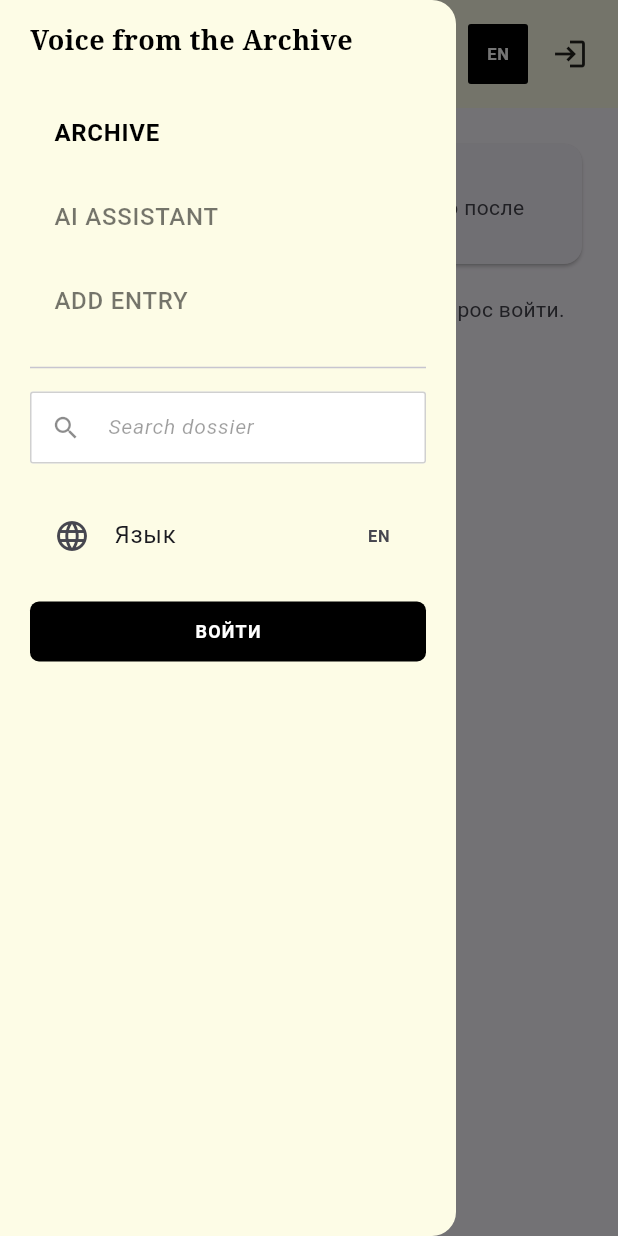
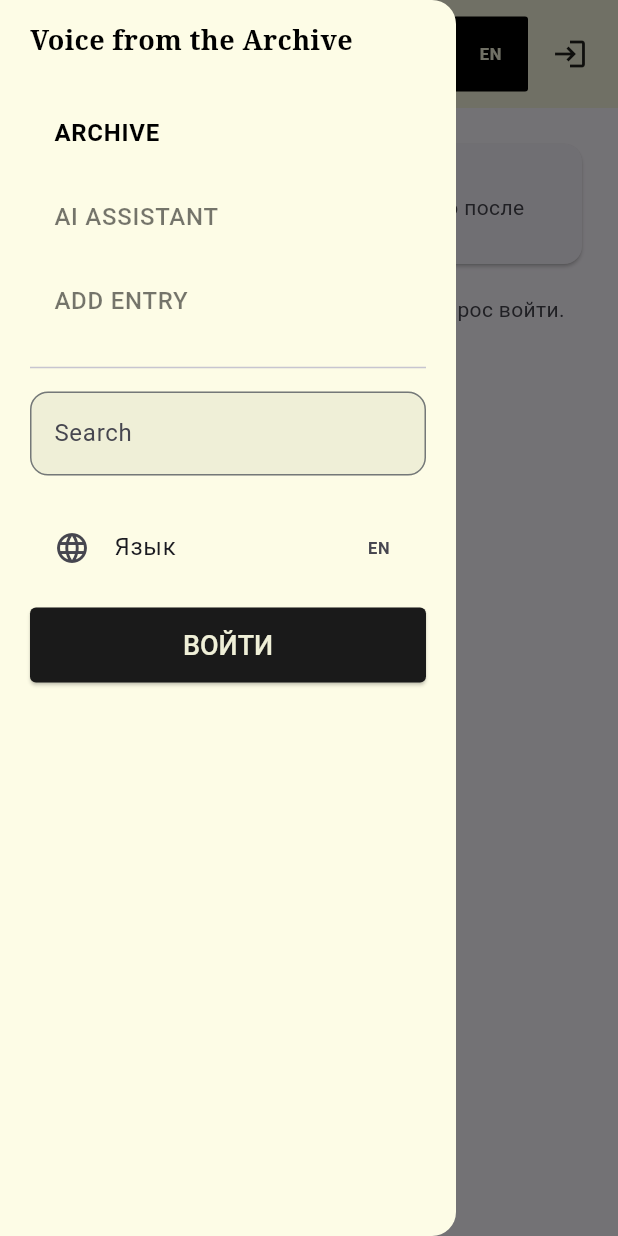
Before and after one commit to VainAmigo/hackathon-project-2016, a Flutter app: the screen it shows after launch, with the side drawer open, on a phone screen of 412 x 824 dp. Run offline on Flutter 3.47's test engine with Material 3 defaults, Android fonts, the phone set to English and light mode, and no system bars; our stand-ins replace dio, equatable, flutter_secure_storage, fpdart, get_it, logger; accounts and stored records are empty.

Commit message:
Add new UI components: PrimaryButton and CustomTextFormField; update home page and app bar to use new components

```diff
--- /dev/null
+++ b/lib/components/buttons/primary_button.dart
@@ -0,0 +1,51 @@
+import 'package:flutter/material.dart';
+import 'package:project_temp/core/core.dart';
+
+class PrimaryButton extends StatelessWidget {
+  const PrimaryButton({
+    required this.text,
+    this.onPressed,
+    super.key,
+    this.backgroundColor,
+    this.foregroundColor,
+    this.child,
+  });
+
+  final String text;
+  final void Function()? onPressed;
+  final Color? backgroundColor;
+  final Color? foregroundColor;
+  final Widget? child;
+
+  @override
+  Widget build(BuildContext context) {
+    return ElevatedButton(
+      style: ElevatedButton.styleFrom(
+        fixedSize: Size(MediaQuery.of(context).size.width, 50),
+        shape: RoundedRectangleBorder(borderRadius: BorderRadius.circular(4)),
+        foregroundColor: foregroundColor ?? AppThemes.surfaceColor,
+        textStyle: const TextStyle(fontSize: 18, fontWeight: FontWeight.w500),
+        backgroundColor: backgroundColor ?? AppThemes.textColorPrimary,
+        disabledBackgroundColor: AppThemes.textColorPrimary.withValues(
+          alpha: 0.3,
+        ),
+        disabledForegroundColor: Colors.white,
+      ),
+      onPressed: onPressed,
+      child: child ?? Text(text),
+    );
+  }
+}
+
+class CenteredProgressingButton extends StatelessWidget {
+  const CenteredProgressingButton(this.color, {super.key});
+
+  final Color? color;
+
+  @override
+  Widget build(BuildContext context) {
+    return Center(
+      child: CircularProgressIndicator(color: color ?? AppThemes.surfaceColor),
+    );
+  }
+}
--- /dev/null
+++ b/lib/components/components.dart
@@ -0,0 +1,2 @@
+export 'buttons/primary_button.dart';
+export 'form/custom_text_form_field.dart';
--- /dev/null
+++ b/lib/components/form/custom_text_form_field.dart
@@ -0,0 +1,86 @@
+import 'package:flutter/material.dart';
+import 'package:flutter/services.dart';
+import 'package:project_temp/core/core.dart';
+
+class CustomTextFormField extends StatelessWidget {
+  const CustomTextFormField({
+    this.readOnly = false,
+    this.autofocus = false,
+    this.onTap,
+    this.controller,
+    this.hintText,
+    this.label,
+    this.shadowColor,
+    this.elevation,
+    this.maxLines,
+    this.suffixIcon,
+    this.keyboardType,
+    this.suffixText,
+    this.onChanged,
+    this.validator,
+    this.prefixIcon,
+    this.prefixText,
+    this.inputFormatters,
+    this.prefix,
+    this.obscureText,
+    super.key,
+  });
+
+  final void Function()? onTap;
+  final void Function(String)? onChanged;
+  final TextEditingController? controller;
+  final String? hintText;
+  final String? label;
+  final Color? shadowColor;
+  final double? elevation;
+  final int? maxLines;
+  final Widget? suffixIcon;
+  final bool readOnly;
+  final Widget? prefixIcon;
+  final TextInputType? keyboardType;
+  final String? suffixText;
+  final String? Function(String?)? validator;
+  final bool autofocus;
+  final Widget? prefix;
+  final String? prefixText;
+  final List<TextInputFormatter>? inputFormatters;
+  final bool? obscureText;
+
+  @override
+  Widget build(BuildContext context) {
+    return Padding(
+      padding: EdgeInsets.only(top: label != null ? 16 : 0),
+      child: TextFormField(
+        validator: validator,
+        onTap: onTap,
+        onChanged: onChanged,
+        controller: controller,
+        maxLines: maxLines,
+        readOnly: readOnly,
+        keyboardType: keyboardType,
+        autofocus: autofocus,
+        inputFormatters: inputFormatters,
+        obscureText: obscureText ?? false,
+        decoration: InputDecoration(
+          fillColor: AppThemes.surfaceColor,
+          filled: true,
+          prefix: prefix,
+          hintText: hintText,
+          labelText: label,
+          suffixIcon: suffixIcon,
+          suffixText: suffixText,
+          prefixText: prefixText,
+          prefixIcon: prefixIcon,
+          enabledBorder: OutlineInputBorder(
+            borderSide: BorderSide(color: AppThemes.textColorGrey),
+            borderRadius: BorderRadius.circular(12),
+          ),
+          focusedBorder: OutlineInputBorder(
+            borderRadius: BorderRadius.circular(12),
+            borderSide: BorderSide(color: AppThemes.textColorSecondary),
+          ),
+        ),
+      ),
+    );
+  }
+}
--- a/lib/features/home/presentation/home_page.dart
+++ b/lib/features/home/presentation/home_page.dart
@@ -84,7 +84,7 @@ class _HomePageState extends State<HomePage> {
 
     return Scaffold(
       key: _scaffoldKey,
-      backgroundColor: dense ? null : kVoiceArchiveCream,
+      backgroundColor: dense ? null : AppThemes.backgroundColor,
       drawer: dense
           ? VoiceArchiveDrawer(
               selectedTab: _tabIndex,
--- a/lib/features/home/presentation/voice_archive_app_bar.dart
+++ b/lib/features/home/presentation/voice_archive_app_bar.dart
@@ -1,11 +1,13 @@
 import 'package:flutter/material.dart';
+import 'package:project_temp/components/components.dart';
 import 'package:project_temp/core/core.dart';
 
 /// Фон шапки по макету.
 const Color kVoiceArchiveCream = Color(0xFFFDFCE6);
 
 /// Индексы вкладок: 0 — Archive, 1 — AI Assistant, 2 — Add Entry.
-class VoiceArchiveAppBar extends StatelessWidget implements PreferredSizeWidget {
+class VoiceArchiveAppBar extends StatelessWidget
+    implements PreferredSizeWidget {
   const VoiceArchiveAppBar({
     super.key,
     required this.scaffoldKey,
@@ -47,7 +49,7 @@ class VoiceArchiveAppBar extends StatelessWidget implements PreferredSizeWidget
     final locale = AppLocaleScope.of(context);
 
     return Material(
-      color: kVoiceArchiveCream,
+      color: AppThemes.backgroundColor,
       child: SafeArea(
         bottom: false,
         child: SizedBox(
@@ -95,6 +97,11 @@ class _DesktopTopBar extends StatelessWidget {
     required this.locale,
   });
 
+  /// Левая зона (бренд + вкладки) забирает большую долю свободной ширины;
+  /// поиск сжимается первым и остаётся узким дольше, чем скрывается левый контент.
+  static const int _leftFlex = 14;
+  static const int _searchFlex = 2;
+
   final int selectedTab;
   final ValueChanged<int> onTabSelected;
   final TextEditingController searchController;
@@ -112,27 +119,39 @@ class _DesktopTopBar extends StatelessWidget {
       child: Row(
         crossAxisAlignment: CrossAxisAlignment.center,
         children: [
+          Expanded(
+            flex: _leftFlex,
+            child: Align(
+              alignment: Alignment.centerLeft,
+              child: SingleChildScrollView(
+                scrollDirection: Axis.horizontal,
+                child: Row(
+                  mainAxisSize: MainAxisSize.min,
+                  children: [
                     const _BrandTitle(compact: false),
                     const SizedBox(width: 16),
-          Flexible(
-            fit: FlexFit.loose,
-            child: SingleChildScrollView(
-              scrollDirection: Axis.horizontal,
-              child: _NavTabs(
+                    _NavTabs(
                       labels: tabLabels,
                       selected: selectedTab,
                       onSelected: onTabSelected,
                       compact: false,
                     ),
+                  ],
+                ),
+              ),
             ),
           ),
           const SizedBox(width: 12),
           Expanded(
+            flex: _searchFlex,
             child: Align(
               alignment: Alignment.centerRight,
               child: ConstrainedBox(
-                constraints: const BoxConstraints(maxWidth: 360, minWidth: 96),
-                child: _SearchField(controller: searchController),
+                constraints: const BoxConstraints(maxWidth: 360),
+                child: CustomTextFormField(
+                  controller: searchController,
+                  hintText: 'Search',
+                ),
               ),
             ),
           ),
@@ -188,11 +207,7 @@ class _MobileTopBar extends StatelessWidget {
             onPressed: () => scaffoldKey.currentState?.openDrawer(),
             tooltip: 'Меню',
           ),
-          const Expanded(
-            child: Center(
-              child: _BrandTitle(compact: true),
-            ),
-          ),
+          const Expanded(child: Center(child: _BrandTitle(compact: true))),
           IconButton(
             icon: const Icon(Icons.search, color: Colors.black87),
             tooltip: 'Поиск',
@@ -224,9 +239,10 @@ class _MobileTopBar extends StatelessWidget {
             top: 8,
             bottom: MediaQuery.paddingOf(ctx).bottom + 20,
           ),
-          child: _SearchField(
+          child: CustomTextFormField(
             controller: searchController,
             autofocus: true,
+            hintText: 'Search',
           ),
         );
       },
@@ -278,8 +294,9 @@ class VoiceArchiveDrawer extends StatelessWidget {
                 title: Text(
                   _tabLabels[i],
                   style: TextStyle(
-                    fontWeight:
-                        selectedTab == i ? FontWeight.w700 : FontWeight.w500,
+                    fontWeight: selectedTab == i
+                        ? FontWeight.w700
+                        : FontWeight.w500,
                     color: selectedTab == i ? Colors.black : Colors.black54,
                   ),
                 ),
@@ -290,7 +307,10 @@ class VoiceArchiveDrawer extends StatelessWidget {
                 },
               ),
             const Divider(height: 32),
-            _SearchField(controller: searchController),
+            CustomTextFormField(
+              controller: searchController,
+              hintText: 'Search',
+            ),
             const SizedBox(height: 20),
             ListTile(
               leading: const Icon(Icons.language_outlined),
@@ -342,10 +362,7 @@ class _BrandTitle extends StatelessWidget {
         style: style,
       );
     }
-    return Text(
-      'Voice from the Archive',
-      style: style,
-    );
+    return Text('Voice from the Archive', style: style);
   }
 }
 
@@ -433,55 +450,8 @@ class _NavTab extends StatelessWidget {
   }
 }
 
-class _SearchField extends StatelessWidget {
-  const _SearchField({
-    required this.controller,
-    this.autofocus = false,
-  });
-
-  final TextEditingController controller;
-  final bool autofocus;
-
-  @override
-  Widget build(BuildContext context) {
-    return TextField(
-      controller: controller,
-      autofocus: autofocus,
-      style: const TextStyle(fontSize: 14, color: Colors.black87),
-      decoration: InputDecoration(
-        isDense: true,
-        hintText: 'Search dossier',
-        hintStyle: TextStyle(
-          fontSize: 14,
-          color: Colors.black38,
-          fontStyle: FontStyle.italic,
-        ),
-        prefixIcon: const Icon(Icons.search, size: 20, color: Colors.black45),
-        contentPadding: const EdgeInsets.symmetric(vertical: 12),
-        filled: true,
-        fillColor: Colors.white,
-        border: OutlineInputBorder(
-          borderRadius: BorderRadius.circular(2),
-          borderSide: const BorderSide(color: Color(0xFFE0E0E0)),
-        ),
-        enabledBorder: OutlineInputBorder(
-          borderRadius: BorderRadius.circular(2),
-          borderSide: const BorderSide(color: Color(0xFFD0D0D0)),
-        ),
-        focusedBorder: OutlineInputBorder(
-          borderRadius: BorderRadius.circular(2),
-          borderSide: const BorderSide(color: Colors.black54),
-        ),
-      ),
-    );
-  }
-}
-
 class _LangToggle extends StatelessWidget {
-  const _LangToggle({
-    required this.controller,
-    this.dense = false,
-  });
+  const _LangToggle({required this.controller, this.dense = false});
 
   final AppLocaleController controller;
   final bool dense;
@@ -491,7 +461,7 @@ class _LangToggle extends StatelessWidget {
     return ListenableBuilder(
       listenable: controller,
       builder: (context, _) {
-        final side = dense ? 40.0 : 44.0;
+        final side = dense ? 50.0 : 50.0;
         return Material(
           color: Colors.black,
           borderRadius: BorderRadius.circular(2),
@@ -505,7 +475,7 @@ class _LangToggle extends StatelessWidget {
                 child: Text(
                   controller.code.uiLabel,
                   style: TextStyle(
-                    color: Colors.white,
+                    color: AppThemes.backgroundColor,
                     fontWeight: FontWeight.w600,
                     fontSize: dense ? 11 : 12,
                     letterSpacing: 0.5,
@@ -541,8 +511,8 @@ class _AuthChip extends StatelessWidget {
   Widget build(BuildContext context) {
     if (loggingOut) {
       return SizedBox(
-        width: compact ? 40 : 48,
-        height: compact ? 40 : 44,
+        width: 50,
+        height: 50,
         child: const Center(
           child: SizedBox(
             width: 22,
@@ -567,20 +537,9 @@ class _AuthChip extends StatelessWidget {
       );
     }
 
-    final child = FilledButton(
-      onPressed: onPressed,
-      style: FilledButton.styleFrom(
-        backgroundColor: Colors.black,
-        foregroundColor: Colors.white,
-        padding: const EdgeInsets.symmetric(horizontal: 20, vertical: 12),
-        shape: RoundedRectangleBorder(borderRadius: BorderRadius.circular(6)),
-        textStyle: const TextStyle(
-          fontWeight: FontWeight.w600,
-          letterSpacing: 0.8,
-          fontSize: 12,
-        ),
-      ),
-      child: Text(label),
+    final child = SizedBox(
+      width: 120,
+      child: PrimaryButton(text: label, onPressed: onPressed),
     );
 
     if (fullWidth) {
```
Lines whose indentation alone changed are shown as unchanged.
